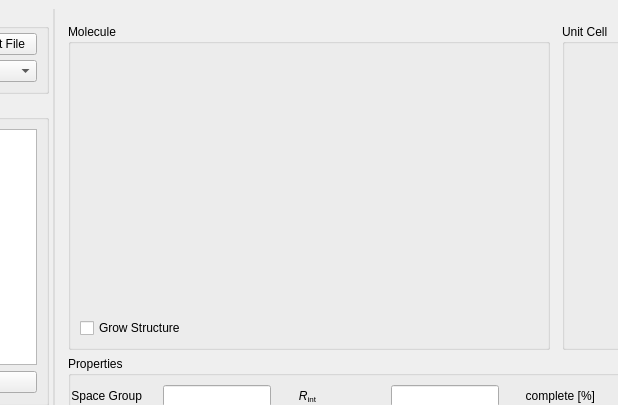
This is gui/finalcif_gui.ui in dkratzert/FinalCif as Qt 5 draws it before an edit; both pictures show x 337 to 955 and y 0 to 405 of the 1278 by 749 pixel window. The edited form follows.
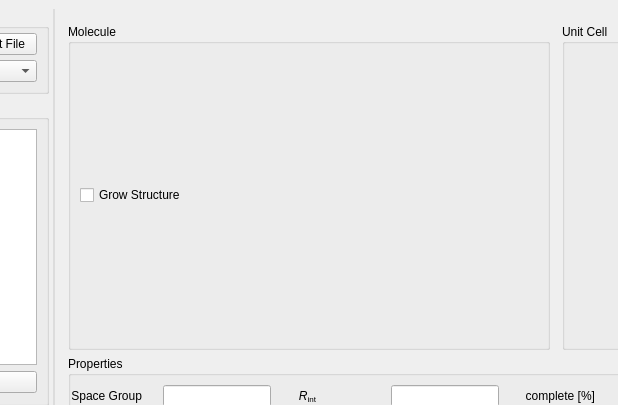
This is the edited form. Custom widgets are drawn as their Qt base class.

Patch:
```diff
--- a/gui/finalcif_gui.ui
+++ b/gui/finalcif_gui.ui
@@ -1478,15 +1478,11 @@
               <property name="title">
                <string>Molecule</string>
               </property>
-              <layout class="QGridLayout" name="gridLayout_8">
-               <item row="0" column="0">
-                <widget class="QLabel" name="label_3">
-                 <property name="text">
-                  <string/>
-                 </property>
-                </widget>
+              <layout class="QVBoxLayout" name="verticalLayout_8">
+               <item>
+                <layout class="QVBoxLayout" name="moleculeLayout"/>
                </item>
-               <item row="1" column="0">
+               <item>
                 <widget class="QCheckBox" name="growCheckBox">
                  <property name="text">
                   <string>Grow Structure</string>
```
